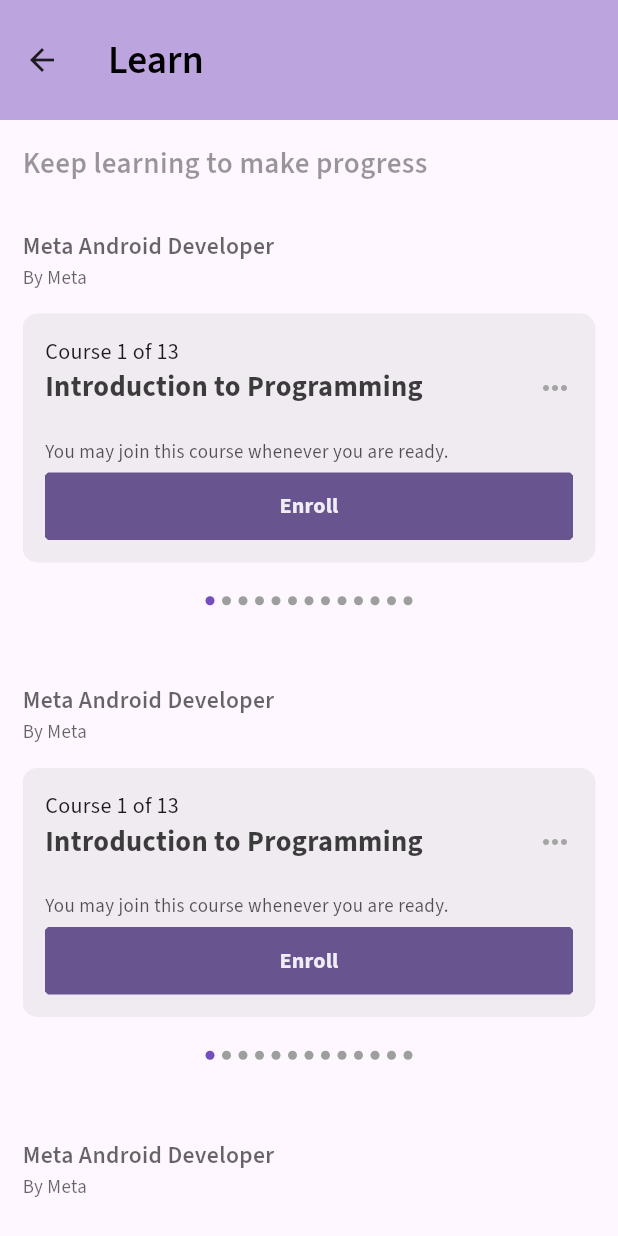
After one commit to mr-jagdish-pu/coursera-app, a Flutter app: the LearnPage screen opened directly, on a phone screen of 412 x 824 dp. The commit adds this screen. Run offline on Flutter 3.47's test engine with Material 3 defaults, Android fonts, the phone set to English and light mode, and no system bars; drawn by our look-alikes of dots_indicator; our stand-ins replace equatable, firebase_auth, firebase_core, flutter_bloc, google_fonts, material_symbols_icons; accounts and stored records are empty.

Commit message:
feat: various screens added

```diff
--- a/lib/features/course_showcase/presentation/ui/widgets/course_card_comp.dart
+++ b/lib/features/course_showcase/presentation/ui/widgets/course_card_comp.dart
@@ -13,7 +13,7 @@ class CourseCard extends StatelessWidget {
     final wd = MediaQuery.of(context).size.width;
     return Container(
       padding: EdgeInsets.all(5),
-      width: (wd * 0.48).w,
+      width: (wd * 0.45).w,
       child: Column(
         mainAxisAlignment: MainAxisAlignment.center,
         crossAxisAlignment: CrossAxisAlignment.start,
@@ -24,6 +24,8 @@ class CourseCard extends StatelessWidget {
             child: ClipRRect(
               borderRadius: BorderRadius.circular(8),
               child: Image.network(
+                errorBuilder: (context, a, B) =>
+                    Center(child: Icon(Icons.warning_amber)),
                 fit: BoxFit.fill,
                 'https://th.bing.com/th/id/R.ca3215dfb3008313ffa25a089daef890?rik=Lo1scMB4FyGv4A&pid=ImgRaw&r=0',
               ),
--- /dev/null
+++ b/lib/features/learning_progress/presentation/ui/pages/learn_page.dart
@@ -0,0 +1,135 @@
+import 'package:auth_fb_bloc/utils/responsiveness/extensions.dart';
+import 'package:dots_indicator/dots_indicator.dart';
+import 'package:flutter/material.dart';
+
+import '../../../../../utils/custom_styles/text_styles.dart';
+
+class LearnPage extends StatelessWidget {
+  const LearnPage({super.key});
+
+  @override
+  Widget build(BuildContext context) {
+    return Scaffold(
+      appBar: AppBar(title: Text("Learn", style: TextStyles.bigThickTitle.copyWith(color: Colors.black),),
+        toolbarHeight: 80,
+        backgroundColor: Colors.deepPurple.withOpacity(0.44),
+
+
+      ),
+        body: Padding(
+      padding: const EdgeInsets.all(15.0),
+      child: ListView(
+
+        children: [
+          Text("Keep learning to make progress", style: TextStyles.thickTitle.copyWith(color: Colors.black87.withOpacity(0.4))),
+        SizedBox(height: 30,),
+
+          SelectedCourses(),SelectedCourses(),SelectedCourses(),
+        ],
+      ),
+    ));
+  }
+}
+
+class SelectedCourses extends StatelessWidget {
+  const SelectedCourses({super.key});
+
+  @override
+  Widget build(BuildContext context) {
+    final wd = MediaQuery.of(context).size.width;
+    return Container(
+      margin: EdgeInsets.only(bottom: 50),
+      child: Column(
+        crossAxisAlignment: CrossAxisAlignment.start,
+        children: [
+          Text("Meta Android Developer", style: TextStyles.thickTitle.copyWith(color: Colors.black87.withOpacity(0.6), fontSize: 15)),
+          Text("By Meta", style: TextStyles.courseSubtitle.copyWith(fontSize: 12)),
+          SelectedCourseCardComp(),
+          Center(
+            child: DotsIndicator(
+
+              mainAxisSize: MainAxisSize.min,
+                dotsCount: 13, decorator: DotsDecorator(size: Size(6, 6),spacing: EdgeInsets.all(2.5),activeColor: Colors.deepPurple.withOpacity(0.9),activeSize: Size(6, 6))),
+          ),
+
+        ],
+      ),
+      width: 0.8 * wd.w,
+    );
+  }
+}
+
+class SelectedCourseCardComp extends StatelessWidget {
+  const SelectedCourseCardComp({super.key});
+
+  @override
+  Widget build(BuildContext context) {
+    final wd = MediaQuery.of(context).size.width;
+    return Container(
+      decoration: BoxDecoration(
+          borderRadius: BorderRadius.circular(10),
+          color: Colors.grey.withOpacity(0.15)),
+      padding: EdgeInsets.all(15),
+      margin: EdgeInsets.only(bottom: 20, top: 15),
+      child: Column(
+        mainAxisSize: MainAxisSize.min,
+        mainAxisAlignment: MainAxisAlignment.start,
+        crossAxisAlignment: CrossAxisAlignment.start,
+        children: [
+          Text(
+            "Course 1 of 13",
+          ),
+          Row(
+            mainAxisAlignment: MainAxisAlignment.spaceBetween,
+            children: [
+              SizedBox(
+                child: Text(
+                  "Introduction to Programming",
+                  style: TextStyles.thickTitle
+                      .copyWith(fontSize: 18, fontWeight: FontWeight.bold),
+                  maxLines: 2,
+                  overflow: TextOverflow.ellipsis,
+                ),
+                width: wd.w * 0.65,
+              ),
+              InkWell(
+                child: Icon(
+                  Icons.more_horiz_rounded,
+                  color: Colors.grey.withOpacity(0.9),
+                ),
+                onTap: () {},
+              )
+            ],
+          ),
+          SizedBox(
+            height: 20,
+          ),
+          Text('You may join this course whenever you are ready.',
+              style: TextStyles.courseSubtitle.copyWith(
+                  fontWeight: FontWeight.w400,
+                  fontSize: 12,
+                  color: Colors.black87.withOpacity(0.67))),
+          SizedBox(
+            height: 5,
+          ),
+          SizedBox(
+            height: 45,
+            width: wd.w,
+            child: FilledButton(
+                onPressed: () {},
+                child: Text('Enroll',
+                    style: TextStyles.courseTitle.copyWith(
+                        fontWeight: FontWeight.bold,
+                        fontSize: 14,
+                        color: Colors.white.withOpacity(0.9))),
+                style: ElevatedButton.styleFrom(
+                  shape: BeveledRectangleBorder(
+                    borderRadius: BorderRadius.circular(2),
+                  ),
+                )),
+          )
+        ],
+      ),
+    );
+  }
+}
--- a/lib/utils/custom_styles/text_styles.dart
+++ b/lib/utils/custom_styles/text_styles.dart
@@ -6,7 +6,9 @@ class TextStyles {
   static final normalBut70 = TextStyle(
     fontSize: 15, fontWeight: FontWeight.w500, color: Colors.black87.withOpacity(0.6), );
   static final thickTitle = TextStyle(
-      fontSize: 20, fontWeight: FontWeight.w600, color: Colors.black87);
+      fontSize: 18.5, fontWeight: FontWeight.w600, color: Colors.black87.withOpacity(0.75));
+  static final bigThickTitle = TextStyle(
+      fontSize: 25, fontWeight: FontWeight.w600, color: Colors.black87.withOpacity(0.5));
   static final courseTitle = TextStyle(
       fontSize: 16.5, fontWeight: FontWeight.w400, color: Colors.black87);
   static final courseSubtitle = TextStyle(
--- a/lib/utils/responsiveness/extensions.dart
+++ b/lib/utils/responsiveness/extensions.dart
@@ -1,12 +1,15 @@
 //find the height of the screen without context
 
 import 'package:flutter/material.dart';
+
 extension ResponsiveValue on num {
   static final view = WidgetsBinding.instance.platformDispatcher.views.first;
   static final width1 = MediaQueryData.fromView(view).size.width;
+  static final height = MediaQueryData.fromView(view).size.height;
   static const double _widthToUse = 392;
+  static const double _heightToUse = 892;
 
-
-  double get w => (width1 < 600)? this * (width1 / _widthToUse):toDouble();
+  double get w => (width1 < 600) ? this * (width1 / _widthToUse) : toDouble();
+  double get h => this * height / _heightToUse;
   double get ts => this * (width1 / _widthToUse);
 }
--- a/pubspec.yaml
+++ b/pubspec.yaml
@@ -19,6 +19,8 @@ dependencies:
   equatable: ^2.0.5
   flutter_bloc: ^8.1.3
   google_fonts: ^6.1.0
+  material_symbols_icons: ^4.2719.1
+  dots_indicator: ^3.0.0
 
 dev_dependencies:
   flutter_test:
```
Also changed, not shown: lib/features/course_showcase/presentation/ui/pages/course_details.dart (added, +41 -0 lines), lib/features/course_showcase/presentation/ui/pages/homepage.dart (+145 -21 lines), lib/features/course_showcase/presentation/ui/pages/see_all_page.dart (added, +45 -0 lines), lib/features/course_showcase/presentation/ui/widgets/c_course_listtile.dart (added, +45 -0 lines), lib/features/course_showcase/presentation/ui/widgets/subsection_comp.dart (+14 -6 lines), lib/features/user_profile/presentation/ui/components/c_certificate_card.dart (added, +91 -0 lines), lib/features/user_profile/presentation/ui/components/c_profile_header.dart (added, +35 -0 lines), lib/features/user_profile/presentation/ui/pages/profile_page.dart (added, +65 -0 lines), lib/main.dart (+15 -10 lines), pubspec.lock.
